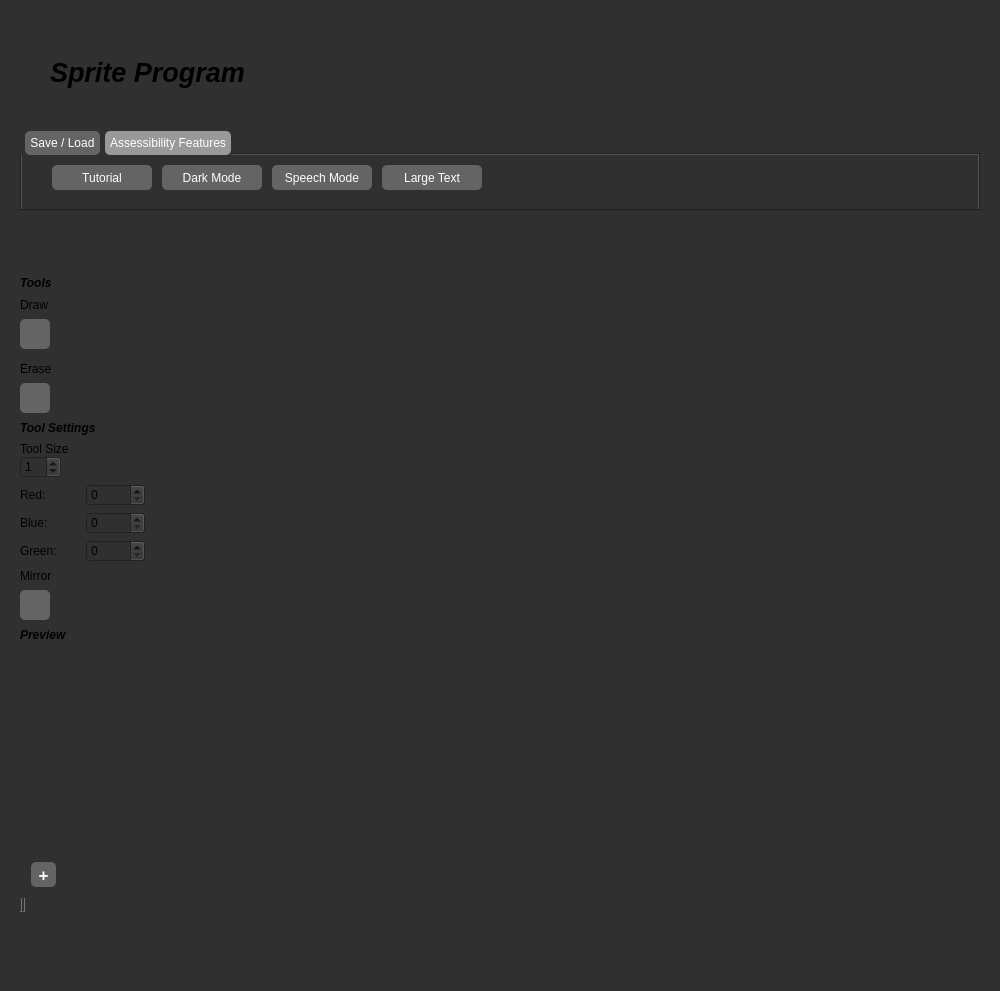
The window that mainwindow.ui (landonwest815/sprite-editor) describes before a commit, drawn with Qt 5.
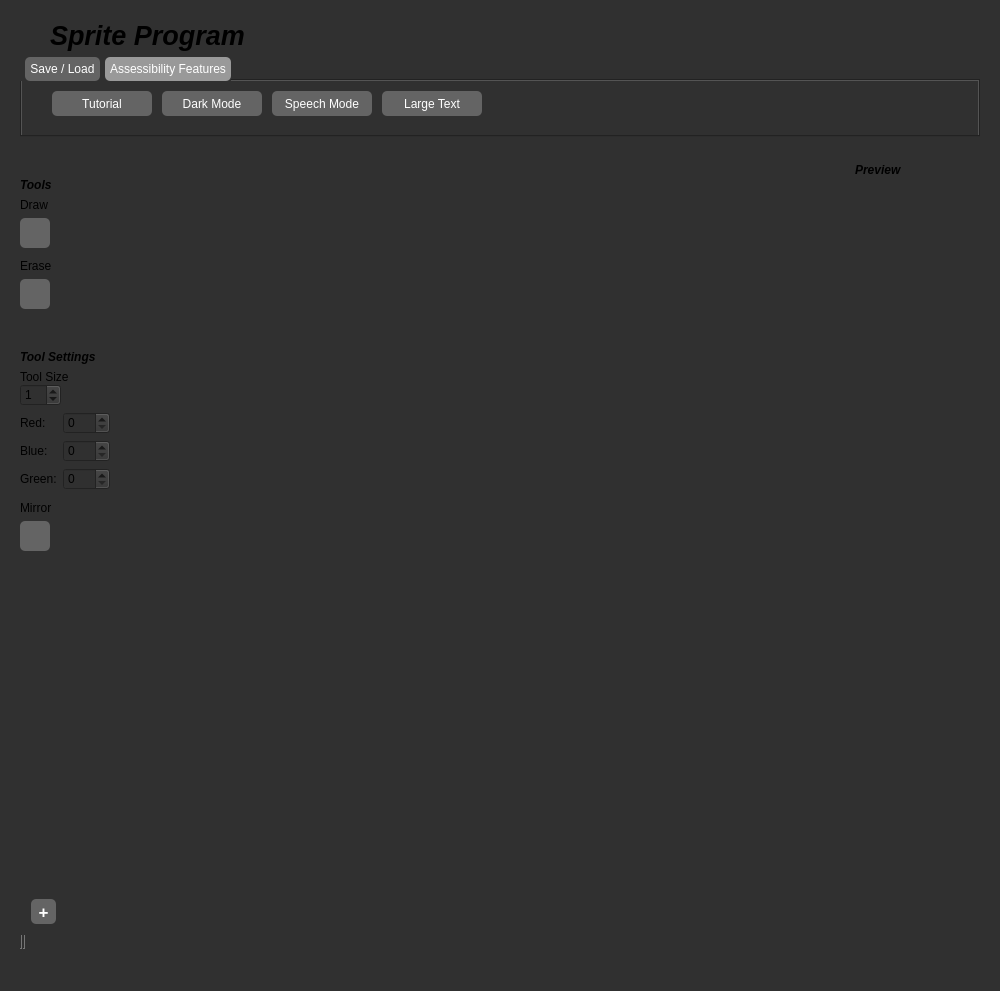
The same window after the commit. Icons and pictures are not drawn.

Commit message: Moved Animator

Diff of the .ui file:
```diff
--- a/mainwindow.ui
+++ b/mainwindow.ui
@@ -565,7 +565,7 @@
      </spacer>
     </item>
     <item>
-     <layout class="QHBoxLayout" name="horizontalLayout_2" stretch="0,0,0,0">
+     <layout class="QHBoxLayout" name="horizontalLayout_2" stretch="0,0,0,0,0">
       <property name="spacing">
        <number>6</number>
       </property>
@@ -574,6 +574,22 @@
         <property name="spacing">
          <number>6</number>
         </property>
+        <item>
+         <spacer name="verticalSpacer_10">
+          <property name="orientation">
+           <enum>Qt::Vertical</enum>
+          </property>
+          <property name="sizeType">
+           <enum>QSizePolicy::Fixed</enum>
+          </property>
+          <property name="sizeHint" stdset="0">
+           <size>
+            <width>20</width>
+            <height>15</height>
+           </size>
+          </property>
+         </spacer>
+        </item>
         <item>
          <widget class="QLabel" name="toolsLabel">
           <property name="font">
@@ -720,6 +736,22 @@
           </property>
          </widget>
         </item>
+        <item>
+         <spacer name="verticalSpacer_8">
+          <property name="orientation">
+           <enum>Qt::Vertical</enum>
+          </property>
+          <property name="sizeType">
+           <enum>QSizePolicy::Fixed</enum>
+          </property>
+          <property name="sizeHint" stdset="0">
+           <size>
+            <width>20</width>
+            <height>35</height>
+           </size>
+          </property>
+         </spacer>
+        </item>
         <item>
          <widget class="QLabel" name="toolSettingLabel">
           <property name="font">
@@ -818,6 +850,22 @@
           </item>
          </layout>
         </item>
+        <item>
+         <spacer name="verticalSpacer_9">
+          <property name="orientation">
+           <enum>Qt::Vertical</enum>
+          </property>
+          <property name="sizeType">
+           <enum>QSizePolicy::Fixed</enum>
+          </property>
+          <property name="sizeHint" stdset="0">
+           <size>
+            <width>20</width>
+            <height>5</height>
+           </size>
+          </property>
+         </spacer>
+        </item>
         <item>
          <widget class="QLabel" name="mirrorLabel">
           <property name="text">
@@ -880,42 +928,17 @@
          </widget>
         </item>
         <item>
-         <widget class="QLabel" name="previewLabel_2">
-          <property name="font">
-           <font>
-            <italic>true</italic>
-            <bold>true</bold>
-           </font>
+         <spacer name="verticalSpacer_2">
+          <property name="orientation">
+           <enum>Qt::Vertical</enum>
           </property>
-          <property name="text">
-           <string>Preview</string>
-          </property>
-         </widget>
-        </item>
-        <item>
-         <widget class="QLabel" name="previewLabel">
-          <property name="sizePolicy">
-           <sizepolicy hsizetype="Preferred" vsizetype="Preferred">
-            <horstretch>0</horstretch>
-            <verstretch>0</verstretch>
-           </sizepolicy>
-          </property>
-          <property name="minimumSize">
+          <property name="sizeHint" stdset="0">
            <size>
-            <width>125</width>
-            <height>125</height>
+            <width>20</width>
+            <height>40</height>
            </size>
           </property>
-          <property name="maximumSize">
-           <size>
-            <width>125</width>
-            <height>125</height>
-           </size>
-          </property>
-          <property name="text">
-           <string/>
-          </property>
-         </widget>
+         </spacer>
         </item>
        </layout>
       </item>
@@ -982,6 +1005,61 @@
         </property>
        </spacer>
       </item>
+      <item>
+       <layout class="QVBoxLayout" name="verticalLayout_8">
+        <item>
+         <widget class="QLabel" name="previewLabel_2">
+          <property name="font">
+           <font>
+            <italic>true</italic>
+            <bold>true</bold>
+           </font>
+          </property>
+          <property name="text">
+           <string>Preview</string>
+          </property>
+         </widget>
+        </item>
+        <item>
+         <widget class="QLabel" name="previewLabel">
+          <property name="sizePolicy">
+           <sizepolicy hsizetype="Preferred" vsizetype="Preferred">
+            <horstretch>0</horstretch>
+            <verstretch>0</verstretch>
+           </sizepolicy>
+          </property>
+          <property name="minimumSize">
+           <size>
+            <width>125</width>
+            <height>125</height>
+           </size>
+          </property>
+          <property name="maximumSize">
+           <size>
+            <width>125</width>
+            <height>125</height>
+           </size>
+          </property>
+          <property name="text">
+           <string/>
+          </property>
+         </widget>
+        </item>
+        <item>
+         <spacer name="verticalSpacer">
+          <property name="orientation">
+           <enum>Qt::Vertical</enum>
+          </property>
+          <property name="sizeHint" stdset="0">
+           <size>
+            <width>20</width>
+            <height>40</height>
+           </size>
+          </property>
+         </spacer>
+        </item>
+       </layout>
+      </item>
      </layout>
     </item>
     <item>
```
Left out of the diff: 2 changed lines with no effect on the pictures.
